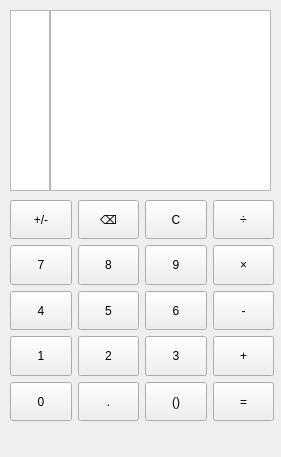
KIMJUNKYUNG/qtProj, file mainwindow.ui: the form before one commit.
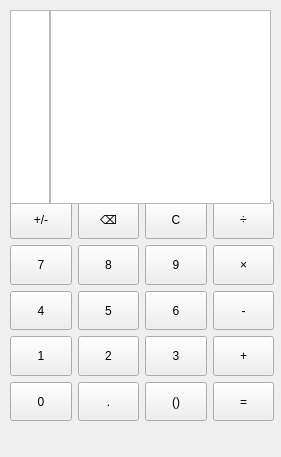
The form after the commit.

Commit message: font size up

Patch:
```diff
--- a/mainwindow.ui
+++ b/mainwindow.ui
@@ -301,7 +301,7 @@
       <x>10</x>
       <y>10</y>
       <width>261</width>
-      <height>181</height>
+      <height>194</height>
      </rect>
     </property>
     <layout class="QHBoxLayout" name="horizontalLayout" stretch="0,0">
@@ -328,10 +328,20 @@
          <height>16777215</height>
         </size>
        </property>
+       <property name="font">
+        <font>
+         <pointsize>18</pointsize>
+        </font>
+       </property>
       </widget>
      </item>
      <item>
       <widget class="QListWidget" name="listWidgetNumbers">
+       <property name="font">
+        <font>
+         <pointsize>18</pointsize>
+        </font>
+       </property>
        <property name="layoutDirection">
         <enum>Qt::LayoutDirection::RightToLeft</enum>
        </property>
```
The commit also changes 5 other files.
